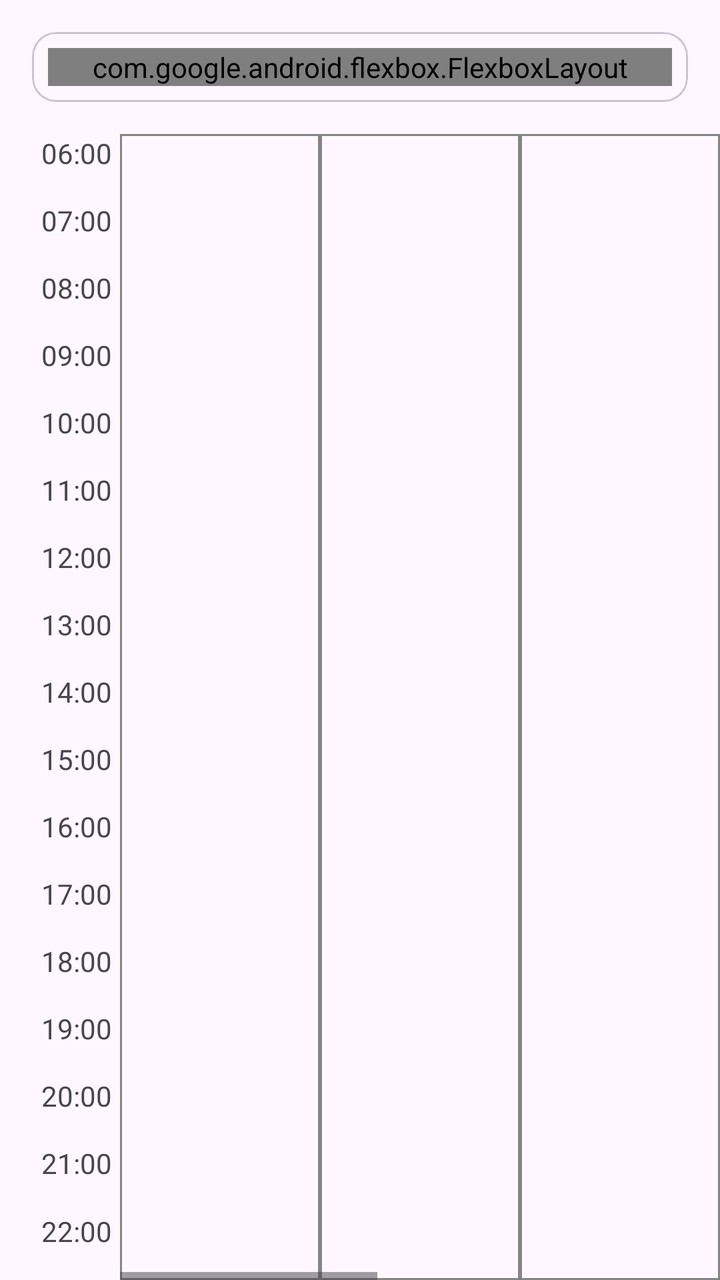
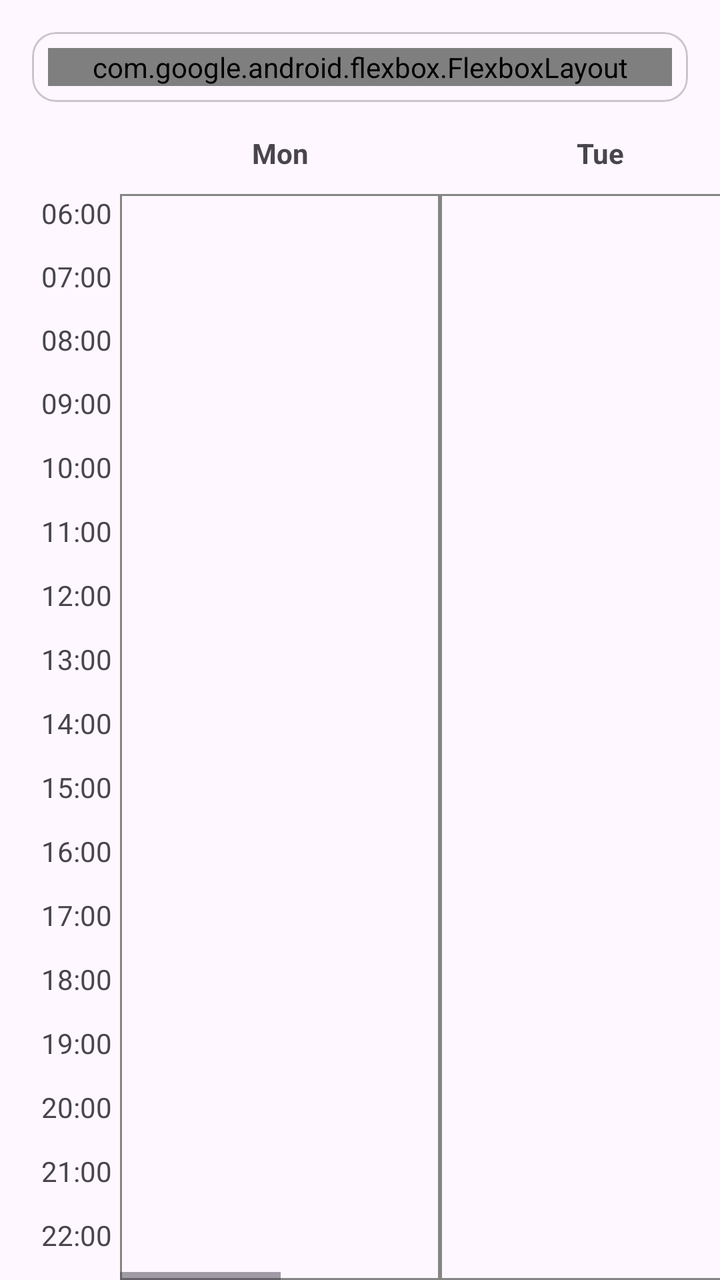

An Android layout rendered at two revisions. The XML below is the earlier revision; the diff shows what the commit changed to produce the second picture.
<!-- AndroidManifest.xml: application theme AppTheme -->
<!-- res/layout/fragment_schedule.xml -->
<?xml version="1.0" encoding="utf-8"?>
<FrameLayout xmlns:android="http://schemas.android.com/apk/res/android"
    xmlns:tools="http://schemas.android.com/tools"
    android:layout_width="match_parent"
    android:layout_height="match_parent"
    xmlns:app="http://schemas.android.com/apk/res-auto"
    tools:context=".ui.main.ScheduleFragment">

    <LinearLayout
        android:layout_width="match_parent"
        android:layout_height="match_parent"
        android:orientation="vertical"
        >

        <com.google.android.material.card.MaterialCardView
            android:layout_width="match_parent"
            android:layout_height="wrap_content"
            android:layout_margin="16dp"
            >

            <com.google.android.flexbox.FlexboxLayout
                android:layout_width="match_parent"
                android:layout_height="wrap_content"
                app:flexDirection="row"
                app:flexWrap="nowrap"
                android:layout_marginHorizontal="8dp"
                android:layout_marginVertical="8dp"
                >

                <Spinner
                    android:id="@+id/scheduleSpinner"
                    android:layout_width="match_parent"
                    android:layout_height="wrap_content"
                    app:layout_alignSelf="center"
                    />

                <ImageButton
                    android:id="@+id/addButton"
                    android:layout_width="match_parent"
                    app:layout_flexShrink="3"
                    android:layout_height="wrap_content"
                    android:src="@drawable/icon_add"
                    android:layout_marginStart="4dp"
                    />

                <ImageButton
                    android:id="@+id/menuButton"
                    android:layout_width="match_parent"
                    app:layout_flexShrink="3"
                    android:layout_height="wrap_content"
                    android:src="@drawable/icon_menu"
                    android:layout_marginStart="4dp"
                    />

            </com.google.android.flexbox.FlexboxLayout>

        </com.google.android.material.card.MaterialCardView>

        <LinearLayout
            android:id="@+id/scheduleRoot"
            android:layout_width="wrap_content"
            android:layout_height="match_parent"
            android:orientation="horizontal">

            
            <LinearLayout
                android:id="@+id/timeColumn"
                android:layout_width="60dp"
                android:layout_height="match_parent"
                android:orientation="vertical">

                <TextView android:layout_width="match_parent" android:layout_height="0dp" android:layout_weight="1" android:text="06:00" android:gravity="end" android:paddingEnd="4dp"/>
                <TextView android:layout_width="match_parent" android:layout_height="0dp" android:layout_weight="1" android:text="07:00" android:gravity="end" android:paddingEnd="4dp"/>
                <TextView android:layout_width="match_parent" android:layout_height="0dp" android:layout_weight="1" android:text="08:00" android:gravity="end" android:paddingEnd="4dp"/>
                <TextView android:layout_width="match_parent" android:layout_height="0dp" android:layout_weight="1" android:text="09:00" android:gravity="end" android:paddingEnd="4dp"/>
                <TextView android:layout_width="match_parent" android:layout_height="0dp" android:layout_weight="1" android:text="10:00" android:gravity="end" android:paddingEnd="4dp"/>
                <TextView android:layout_width="match_parent" android:layout_height="0dp" android:layout_weight="1" android:text="11:00" android:gravity="end" android:paddingEnd="4dp"/>
                <TextView android:layout_width="match_parent" android:layout_height="0dp" android:layout_weight="1" android:text="12:00" android:gravity="end" android:paddingEnd="4dp"/>
                <TextView android:layout_width="match_parent" android:layout_height="0dp" android:layout_weight="1" android:text="13:00" android:gravity="end" android:paddingEnd="4dp"/>
                <TextView android:layout_width="match_parent" android:layout_height="0dp" android:layout_weight="1" android:text="14:00" android:gravity="end" android:paddingEnd="4dp"/>
                <TextView android:layout_width="match_parent" android:layout_height="0dp" android:layout_weight="1" android:text="15:00" android:gravity="end" android:paddingEnd="4dp"/>
                <TextView android:layout_width="match_parent" android:layout_height="0dp" android:layout_weight="1" android:text="16:00" android:gravity="end" android:paddingEnd="4dp"/>
                <TextView android:layout_width="match_parent" android:layout_height="0dp" android:layout_weight="1" android:text="17:00" android:gravity="end" android:paddingEnd="4dp"/>
                <TextView android:layout_width="match_parent" android:layout_height="0dp" android:layout_weight="1" android:text="18:00" android:gravity="end" android:paddingEnd="4dp"/>
                <TextView android:layout_width="match_parent" android:layout_height="0dp" android:layout_weight="1" android:text="19:00" android:gravity="end" android:paddingEnd="4dp"/>
                <TextView android:layout_width="match_parent" android:layout_height="0dp" android:layout_weight="1" android:text="20:00" android:gravity="end" android:paddingEnd="4dp"/>
                <TextView android:layout_width="match_parent" android:layout_height="0dp" android:layout_weight="1" android:text="21:00" android:gravity="end" android:paddingEnd="4dp"/>
                <TextView android:layout_width="match_parent" android:layout_height="0dp" android:layout_weight="1" android:text="22:00" android:gravity="end" android:paddingEnd="4dp"/>

            </LinearLayout>

            <HorizontalScrollView
                android:id="@+id/scheduleScrollView"
                android:layout_width="match_parent"
                android:layout_height="match_parent"
                android:fillViewport="true"
                >

                
                <LinearLayout
                    android:id="@+id/dayColumns"
                    android:layout_width="wrap_content"
                    android:layout_height="match_parent"
                    android:orientation="horizontal">

                    <FrameLayout android:id="@+id/day_mon" android:layout_width="100dp" android:layout_height="match_parent" android:background="@drawable/schedule_day_background" android:padding="4dp"/>
                    <FrameLayout android:id="@+id/day_tue" android:layout_width="100dp" android:layout_height="match_parent" android:background="@drawable/schedule_day_background" android:padding="4dp"/>
                    <FrameLayout android:id="@+id/day_wed" android:layout_width="100dp" android:layout_height="match_parent" android:background="@drawable/schedule_day_background" android:padding="4dp"/>
                    <FrameLayout android:id="@+id/day_thu" android:layout_width="100dp" android:layout_height="match_parent" android:background="@drawable/schedule_day_background" android:padding="4dp"/>
                    <FrameLayout android:id="@+id/day_fri" android:layout_width="100dp" android:layout_height="match_parent" android:background="@drawable/schedule_day_background" android:padding="4dp"/>
                    <FrameLayout android:id="@+id/day_sat" android:layout_width="100dp" android:layout_height="match_parent" android:background="@drawable/schedule_day_background" android:padding="4dp"/>
                    <FrameLayout android:id="@+id/day_sun" android:layout_width="100dp" android:layout_height="match_parent" android:background="@drawable/schedule_day_background" android:padding="4dp"/>
                </LinearLayout>

            </HorizontalScrollView>

        </LinearLayout>

    </LinearLayout>

</FrameLayout>
<!-- resources referenced by this layout -->
<resources>
  <!-- drawable icon_add (drawable) -->
  <vector xmlns:android="http://schemas.android.com/apk/res/android" android:height="24dp" android:tint="#000000" android:viewportHeight="24" android:viewportWidth="24" android:width="24dp">
        
      <path android:fillColor="@android:color/white" android:pathData="M19,13h-6v6h-2v-6H5v-2h6V5h2v6h6v2z"/>
      
  </vector>
  <!-- drawable icon_menu (drawable) -->
  <vector xmlns:android="http://schemas.android.com/apk/res/android" android:height="24dp" android:tint="#000000" android:viewportHeight="960" android:viewportWidth="960" android:width="24dp">
        
      <path android:fillColor="@android:color/white" android:pathData="M120,280L120,200L840,200L840,280L120,280ZM120,760L120,680L840,680L840,760L120,760ZM120,520L120,440L840,440L840,520L120,520Z"/>
      
  </vector>
  <!-- drawable schedule_day_background (drawable) -->
  <?xml version="1.0" encoding="utf-8"?>
  <shape xmlns:android="http://schemas.android.com/apk/res/android" android:shape="rectangle">
      <solid android:color="@android:color/transparent" />
      <stroke android:color="#858585" android:width="1dp" />
  </shape>
  <color name="md_theme_primary">#66558E</color>
  <color name="md_theme_onPrimary">#FFFFFF</color>
  <color name="md_theme_primaryContainer">#E9DDFF</color>
  <color name="md_theme_onPrimaryContainer">#210F47</color>
  <color name="md_theme_secondary">#625B70</color>
  <color name="md_theme_onSecondary">#FFFFFF</color>
  <color name="md_theme_secondaryContainer">#E8DEF8</color>
  <color name="md_theme_onSecondaryContainer">#1E192B</color>
  <color name="md_theme_tertiary">#7E525F</color>
  <color name="md_theme_onTertiary">#FFFFFF</color>
  <color name="md_theme_tertiaryContainer">#FFD9E2</color>
  <color name="md_theme_onTertiaryContainer">#31101C</color>
  <color name="md_theme_error">#BA1A1A</color>
  <color name="md_theme_onError">#FFFFFF</color>
  <color name="md_theme_errorContainer">#FFDAD6</color>
  <color name="md_theme_onErrorContainer">#410002</color>
  <color name="md_theme_background">#FEF7FF</color>
  <color name="md_theme_onBackground">#1D1B20</color>
  <color name="md_theme_surface">#FEF7FF</color>
  <color name="md_theme_onSurface">#1D1B20</color>
  <color name="md_theme_surfaceVariant">#E7E0EB</color>
  <color name="md_theme_onSurfaceVariant">#49454E</color>
  <color name="md_theme_outline">#7A757F</color>
  <color name="md_theme_outlineVariant">#CAC4CF</color>
  <color name="md_theme_inverseSurface">#322F35</color>
  <color name="md_theme_inverseOnSurface">#F5EFF7</color>
  <color name="md_theme_inversePrimary">#D0BCFE</color>
  <color name="md_theme_primaryFixed">#E9DDFF</color>
  <color name="md_theme_onPrimaryFixed">#210F47</color>
  <color name="md_theme_primaryFixedDim">#D0BCFE</color>
  <color name="md_theme_onPrimaryFixedVariant">#4E3D75</color>
  <color name="md_theme_secondaryFixed">#E8DEF8</color>
  <color name="md_theme_onSecondaryFixed">#1E192B</color>
  <color name="md_theme_secondaryFixedDim">#CCC2DB</color>
  <color name="md_theme_onSecondaryFixedVariant">#4A4458</color>
  <color name="md_theme_tertiaryFixed">#FFD9E2</color>
  <color name="md_theme_onTertiaryFixed">#31101C</color>
  <color name="md_theme_tertiaryFixedDim">#F0B8C7</color>
  <color name="md_theme_onTertiaryFixedVariant">#633B47</color>
  <color name="md_theme_surfaceDim">#DED8E0</color>
  <color name="md_theme_surfaceBright">#FEF7FF</color>
  <color name="md_theme_surfaceContainerLowest">#FFFFFF</color>
  <color name="md_theme_surfaceContainerLow">#F8F1FA</color>
  <color name="md_theme_surfaceContainer">#F2ECF4</color>
  <color name="md_theme_surfaceContainerHigh">#ECE6EE</color>
  <color name="md_theme_surfaceContainerHighest">#E6E0E8</color>
  <!-- unchanged entries left out for length: 1 -->
</resources>

<!-- the commit's change to res/layout/fragment_schedule.xml (unified diff, before → after) -->
@@ -69,6 +69,12 @@
                 android:layout_height="match_parent"
                 android:orientation="vertical">
 
+                <Space
+                    android:id="@+id/timeOffsetSpace"
+                    android:layout_width="match_parent"
+                    android:layout_height="30dp"
+                    />
+
                 <TextView android:layout_width="match_parent" android:layout_height="0dp" android:layout_weight="1" android:text="06:00" android:gravity="end" android:paddingEnd="4dp"/>
                 <TextView android:layout_width="match_parent" android:layout_height="0dp" android:layout_weight="1" android:text="07:00" android:gravity="end" android:paddingEnd="4dp"/>
                 <TextView android:layout_width="match_parent" android:layout_height="0dp" android:layout_weight="1" android:text="08:00" android:gravity="end" android:paddingEnd="4dp"/>
@@ -98,18 +104,42 @@
 
                 
                 <LinearLayout
-                    android:id="@+id/dayColumns"
                     android:layout_width="wrap_content"
                     android:layout_height="match_parent"
-                    android:orientation="horizontal">
+                    android:orientation="vertical">
 
-                    <FrameLayout android:id="@+id/day_mon" android:layout_width="100dp" android:layout_height="match_parent" android:background="@drawable/schedule_day_background" android:padding="4dp"/>
-                    <FrameLayout android:id="@+id/day_tue" android:layout_width="100dp" android:layout_height="match_parent" android:background="@drawable/schedule_day_background" android:padding="4dp"/>
-                    <FrameLayout android:id="@+id/day_wed" android:layout_width="100dp" android:layout_height="match_parent" android:background="@drawable/schedule_day_background" android:padding="4dp"/>
-                    <FrameLayout android:id="@+id/day_thu" android:layout_width="100dp" android:layout_height="match_parent" android:background="@drawable/schedule_day_background" android:padding="4dp"/>
-                    <FrameLayout android:id="@+id/day_fri" android:layout_width="100dp" android:layout_height="match_parent" android:background="@drawable/schedule_day_background" android:padding="4dp"/>
-                    <FrameLayout android:id="@+id/day_sat" android:layout_width="100dp" android:layout_height="match_parent" android:background="@drawable/schedule_day_background" android:padding="4dp"/>
-                    <FrameLayout android:id="@+id/day_sun" android:layout_width="100dp" android:layout_height="match_parent" android:background="@drawable/schedule_day_background" android:padding="4dp"/>
+                    
+                    <LinearLayout
+                        android:layout_width="wrap_content"
+                        android:layout_height="30dp"
+                        android:orientation="horizontal"
+                        android:paddingBottom="4dp">
+
+                        <TextView android:layout_width="160dp" android:layout_height="wrap_content" android:text="Mon" android:gravity="center" android:textStyle="bold"/>
+                        <TextView android:layout_width="160dp" android:layout_height="wrap_content" android:text="Tue" android:gravity="center" android:textStyle="bold"/>
+                        <TextView android:layout_width="160dp" android:layout_height="wrap_content" android:text="Wed" android:gravity="center" android:textStyle="bold"/>
+                        <TextView android:layout_width="160dp" android:layout_height="wrap_content" android:text="Thu" android:gravity="center" android:textStyle="bold"/>
+                        <TextView android:layout_width="160dp" android:layout_height="wrap_content" android:text="Fri" android:gravity="center" android:textStyle="bold"/>
+                        <TextView android:layout_width="160dp" android:layout_height="wrap_content" android:text="Sat" android:gravity="center" android:textStyle="bold"/>
+                        <TextView android:layout_width="160dp" android:layout_height="wrap_content" android:text="Sun" android:gravity="center" android:textStyle="bold"/>
+                    </LinearLayout>
+
+                    
+                    <LinearLayout
+                        android:id="@+id/dayColumns"
+                        android:layout_width="wrap_content"
+                        android:layout_height="match_parent"
+                        android:orientation="horizontal">
+
+                        <androidx.constraintlayout.widget.ConstraintLayout android:id="@+id/day_mon" android:layout_width="160dp" android:layout_height="match_parent" android:background="@drawable/schedule_day_background" android:padding="4dp"/>
+                        <androidx.constraintlayout.widget.ConstraintLayout android:id="@+id/day_tue" android:layout_width="160dp" android:layout_height="match_parent" android:background="@drawable/schedule_day_background" android:padding="4dp"/>
+                        <androidx.constraintlayout.widget.ConstraintLayout android:id="@+id/day_wed" android:layout_width="160dp" android:layout_height="match_parent" android:background="@drawable/schedule_day_background" android:padding="4dp"/>
+                        <androidx.constraintlayout.widget.ConstraintLayout android:id="@+id/day_thu" android:layout_width="160dp" android:layout_height="match_parent" android:background="@drawable/schedule_day_background" android:padding="4dp"/>
+                        <androidx.constraintlayout.widget.ConstraintLayout android:id="@+id/day_fri" android:layout_width="160dp" android:layout_height="match_parent" android:background="@drawable/schedule_day_background" android:padding="4dp"/>
+                        <androidx.constraintlayout.widget.ConstraintLayout android:id="@+id/day_sat" android:layout_width="160dp" android:layout_height="match_parent" android:background="@drawable/schedule_day_background" android:padding="4dp"/>
+                        <androidx.constraintlayout.widget.ConstraintLayout android:id="@+id/day_sun" android:layout_width="160dp" android:layout_height="match_parent" android:background="@drawable/schedule_day_background" android:padding="4dp"/>
+                    </LinearLayout>
+
                 </LinearLayout>
 
             </HorizontalScrollView>
